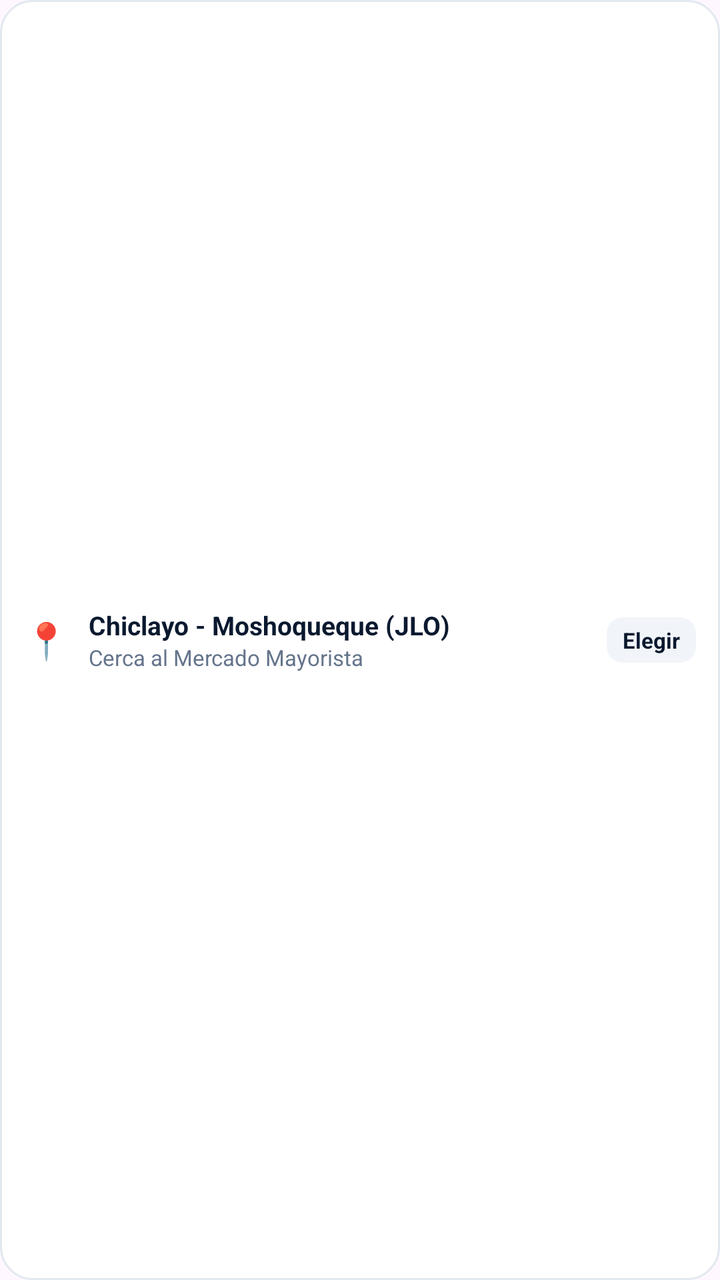
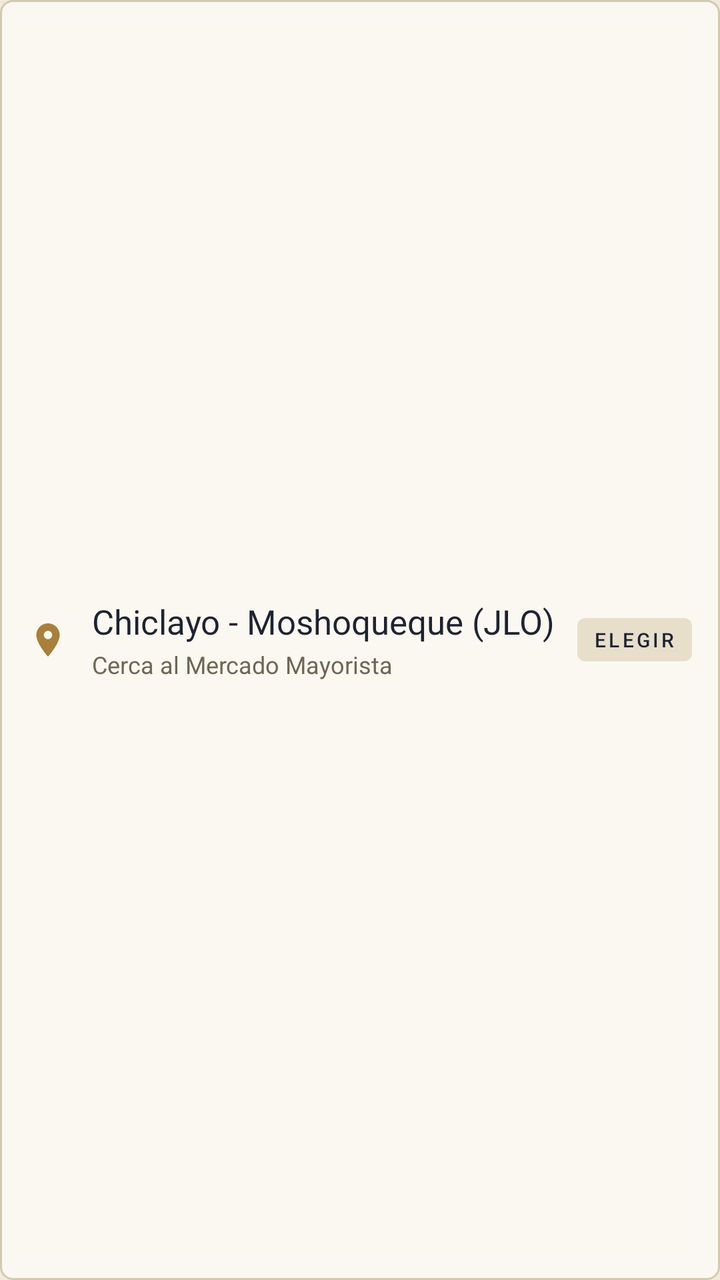

The first picture is an Android layout as it rendered before a commit; the second is the same layout after the commit. The layout source and the unified diff follow.
<!-- AndroidManifest.xml: application theme Theme.ProvedoresChiclayo -->
<!-- res/layout/item_location_option.xml -->
<?xml version="1.0" encoding="utf-8"?>
<LinearLayout xmlns:android="http://schemas.android.com/apk/res/android"
    android:id="@+id/llLocationItemRoot"
    android:layout_width="match_parent"
    android:layout_height="wrap_content"
    android:layout_marginBottom="8dp"
    android:background="@drawable/bg_card_white"
    android:clickable="true"
    android:focusable="true"
    android:gravity="center_vertical"
    android:orientation="horizontal"
    android:padding="12dp">

    <TextView
        android:id="@+id/tvLocationPin"
        android:layout_width="wrap_content"
        android:layout_height="wrap_content"
        android:text="📍"
        android:textSize="18sp" />

    <LinearLayout
        android:layout_width="0dp"
        android:layout_height="wrap_content"
        android:layout_marginStart="10dp"
        android:layout_weight="1"
        android:orientation="vertical">

        <TextView
            android:id="@+id/tvLocationName"
            android:layout_width="wrap_content"
            android:layout_height="wrap_content"
            android:text="Chiclayo - Moshoqueque (JLO)"
            android:textColor="@color/navy_primary"
            android:textSize="13sp"
            android:textStyle="bold" />

        <TextView
            android:id="@+id/tvLocationReference"
            android:layout_width="wrap_content"
            android:layout_height="wrap_content"
            android:text="Cerca al Mercado Mayorista"
            android:textColor="@color/text_secondary"
            android:textSize="11sp" />
    </LinearLayout>

    <TextView
        android:id="@+id/tvLocationStatusBadge"
        android:layout_width="wrap_content"
        android:layout_height="wrap_content"
        android:background="@drawable/bg_pill_gray"
        android:paddingStart="8dp"
        android:paddingTop="4dp"
        android:paddingEnd="8dp"
        android:paddingBottom="4dp"
        android:text="Elegir"
        android:textColor="@color/navy_primary"
        android:textSize="11sp"
        android:textStyle="bold" />

</LinearLayout>
<!-- resources referenced by this layout -->
<resources>
  <color name="navy_primary">#0A192F</color>
  <color name="text_secondary">#64748B</color>
  <!-- drawable bg_card_white (drawable) -->
  <?xml version="1.0" encoding="utf-8"?>
  <shape xmlns:android="http://schemas.android.com/apk/res/android"
      android:shape="rectangle">
      <solid android:color="#FFFFFF" />
      <corners android:radius="16dp" />
      <stroke android:width="1dp" android:color="#E2E8F0" />
  </shape>
  <!-- drawable bg_pill_gray (drawable) -->
  <?xml version="1.0" encoding="utf-8"?>
  <shape xmlns:android="http://schemas.android.com/apk/res/android"
      android:shape="rectangle">
      <solid android:color="#F1F5F9" />
      <corners android:radius="8dp" />
      <padding
          android:left="8dp"
          android:top="4dp"
          android:right="8dp"
          android:bottom="4dp" />
  </shape>
  <style name="Base.Theme.ProvedoresChiclayo" parent="Theme.Material3.Light.NoActionBar">
          <item name="colorPrimary">@color/navy_primary</item>
          <item name="colorOnPrimary">@color/white</item>
          <item name="colorSecondary">@color/gold_accent</item>
          <item name="colorOnSecondary">@color/navy_primary</item>
          <item name="android:statusBarColor">@color/navy_primary</item>
          <item name="android:navigationBarColor">@color/navy_primary</item>
          <item name="android:windowLightStatusBar" tools:targetApi="m">false</item>
      </style>
  <color name="gold_accent">#F59E0B</color>
  <!-- unchanged entries left out for length: 2 -->
</resources>

<!-- the commit's change to res/layout/item_location_option.xml (unified diff, before → after) -->
@@ -1,60 +1,62 @@
 <?xml version="1.0" encoding="utf-8"?>
 <LinearLayout xmlns:android="http://schemas.android.com/apk/res/android"
+    xmlns:app="http://schemas.android.com/apk/res-auto"
     android:id="@+id/llLocationItemRoot"
     android:layout_width="match_parent"
     android:layout_height="wrap_content"
     android:layout_marginBottom="8dp"
-    android:background="@drawable/bg_card_white"
+    android:background="@drawable/bg_paper_card"
     android:clickable="true"
     android:focusable="true"
+    android:foreground="?attr/selectableItemBackground"
     android:gravity="center_vertical"
     android:orientation="horizontal"
-    android:padding="12dp">
+    android:padding="14dp">
 
-    <TextView
+    <ImageView
         android:id="@+id/tvLocationPin"
-        android:layout_width="wrap_content"
-        android:layout_height="wrap_content"
-        android:text="📍"
-        android:textSize="18sp" />
+        android:layout_width="20dp"
+        android:layout_height="20dp"
+        android:contentDescription="@null"
+        android:src="@drawable/ic_place"
+        app:tint="@color/gilt" />
 
     <LinearLayout
         android:layout_width="0dp"
         android:layout_height="wrap_content"
-        android:layout_marginStart="10dp"
+        android:layout_marginStart="12dp"
         android:layout_weight="1"
         android:orientation="vertical">
 
         <TextView
             android:id="@+id/tvLocationName"
+            style="@style/Pv.Headline"
             android:layout_width="wrap_content"
             android:layout_height="wrap_content"
-            android:text="Chiclayo - Moshoqueque (JLO)"
-            android:textColor="@color/navy_primary"
-            android:textSize="13sp"
-            android:textStyle="bold" />
+            android:text="Chiclayo - Moshoqueque (JLO)" />
 
         <TextView
             android:id="@+id/tvLocationReference"
+            style="@style/Pv.Caption"
             android:layout_width="wrap_content"
             android:layout_height="wrap_content"
-            android:text="Cerca al Mercado Mayorista"
-            android:textColor="@color/text_secondary"
-            android:textSize="11sp" />
+            android:layout_marginTop="2dp"
+            android:text="Cerca al Mercado Mayorista" />
     </LinearLayout>
 
     <TextView
         android:id="@+id/tvLocationStatusBadge"
+        style="@style/Pv.Overline"
         android:layout_width="wrap_content"
         android:layout_height="wrap_content"
-        android:background="@drawable/bg_pill_gray"
+        android:layout_marginStart="8dp"
+        android:background="@drawable/bg_pill_rule"
         android:paddingStart="8dp"
         android:paddingTop="4dp"
         android:paddingEnd="8dp"
         android:paddingBottom="4dp"
         android:text="Elegir"
-        android:textColor="@color/navy_primary"
-        android:textSize="11sp"
-        android:textStyle="bold" />
+        android:textColor="@color/ink"
+        android:textSize="10sp" />
 
 </LinearLayout>
<!-- resource entries referenced after the edit -->
@@ -1,37 +1,106 @@
 <!-- resources referenced by this layout -->
 <resources>
-  <color name="navy_primary">#0A192F</color>
-  <color name="text_secondary">#64748B</color>
-  <!-- drawable bg_card_white (drawable) -->
+  <color name="gilt">#A8803B</color>
+  <color name="ink">#1E2331</color>
+  <!-- drawable bg_paper_card (drawable) -->
   <?xml version="1.0" encoding="utf-8"?>
   <shape xmlns:android="http://schemas.android.com/apk/res/android"
       android:shape="rectangle">
-      <solid android:color="#FFFFFF" />
-      <corners android:radius="16dp" />
-      <stroke android:width="1dp" android:color="#E2E8F0" />
+      <solid android:color="@color/paper_surface" />
+      <corners android:radius="6dp" />
+      <stroke android:width="1dp" android:color="@color/rule" />
   </shape>
-  <!-- drawable bg_pill_gray (drawable) -->
+  <!-- drawable bg_pill_rule (drawable) -->
   <?xml version="1.0" encoding="utf-8"?>
   <shape xmlns:android="http://schemas.android.com/apk/res/android"
       android:shape="rectangle">
-      <solid android:color="#F1F5F9" />
-      <corners android:radius="8dp" />
-      <padding
-          android:left="8dp"
-          android:top="4dp"
-          android:right="8dp"
-          android:bottom="4dp" />
+      <solid android:color="@color/paper_deep" />
+      <corners android:radius="4dp" />
   </shape>
+  <!-- drawable ic_place (drawable) -->
+  <?xml version="1.0" encoding="utf-8"?>
+  <vector xmlns:android="http://schemas.android.com/apk/res/android"
+      android:width="24dp"
+      android:height="24dp"
+      android:viewportWidth="24"
+      android:viewportHeight="24"
+      android:tint="?attr/colorControlNormal">
+      <path
+          android:fillColor="#FF000000"
+          android:pathData="M12,2C8.13,2 5,5.13 5,9c0,5.25 7,13 7,13s7,-7.75 7,-13c0,-3.87 -3.13,-7 -7,-7zM12,11.5c-1.38,0 -2.5,-1.12 -2.5,-2.5s1.12,-2.5 2.5,-2.5 2.5,1.12 2.5,2.5 -1.12,2.5 -2.5,2.5z" />
+  </vector>
+  <style name="Pv.Caption">
+          <item name="android:textSize">12sp</item>
+          <item name="android:textColor">@color/ink_muted</item>
+      </style>
+  <style name="Pv.Headline">
+          <item name="android:fontFamily">@font/ebgaramond_semibold</item>
+          <item name="android:textSize">17sp</item>
+          <item name="android:textColor">@color/ink</item>
+      </style>
+  <style name="Pv.Overline">
+          <item name="android:fontFamily">sans-serif-medium</item>
+          <item name="android:textSize">11sp</item>
+          <item name="android:textColor">@color/ink_muted</item>
+          <item name="android:textAllCaps">true</item>
+          <item name="android:letterSpacing">0.14</item>
+      </style>
+  <color name="paper_surface">#FBF8F1</color>
+  <color name="rule">#D3C8B0</color>
+  <color name="paper_deep">#E8DFCB</color>
+  <color name="ink_muted">#6E6755</color>
   <style name="Base.Theme.ProvedoresChiclayo" parent="Theme.Material3.Light.NoActionBar">
-          <item name="colorPrimary">@color/navy_primary</item>
-          <item name="colorOnPrimary">@color/white</item>
-          <item name="colorSecondary">@color/gold_accent</item>
-          <item name="colorOnSecondary">@color/navy_primary</item>
-          <item name="android:statusBarColor">@color/navy_primary</item>
-          <item name="android:navigationBarColor">@color/navy_primary</item>
-          <item name="android:windowLightStatusBar" tools:targetApi="m">false</item>
+          <item name="colorPrimary">@color/ink</item>
+          <item name="colorOnPrimary">@color/paper_on_ink</item>
+          <item name="colorPrimaryContainer">@color/paper_deep</item>
+          <item name="colorOnPrimaryContainer">@color/ink</item>
+  
+          <item name="colorSecondary">@color/gilt</item>
+          <item name="colorOnSecondary">@color/white</item>
+          <item name="colorSecondaryContainer">@color/gilt_soft</item>
+          <item name="colorOnSecondaryContainer">@color/gilt_dark</item>
+  
+          <item name="colorTertiary">@color/sage</item>
+          <item name="colorError">@color/stamp</item>
+  
+          <item name="colorSurface">@color/paper_surface</item>
+          <item name="colorOnSurface">@color/ink</item>
+          <item name="colorSurfaceVariant">@color/paper_deep</item>
+          <item name="colorOnSurfaceVariant">@color/ink_muted</item>
+          <item name="colorSurfaceInverse">@color/ink</item>
+          <item name="colorOnSurfaceInverse">@color/paper_on_ink</item>
+  
+          <item name="colorOutline">@color/rule_strong</item>
+          <item name="colorOutlineVariant">@color/rule</item>
+          <item name="colorControlHighlight">@color/ripple_ink</item>
+  
+          <item name="android:colorBackground">@color/paper_bg</item>
+          <item name="android:windowBackground">@drawable/bg_paper</item>
+          <item name="android:statusBarColor">@color/paper_bg</item>
+          <item name="android:navigationBarColor">@color/paper_bg</item>
+          <item name="android:windowLightStatusBar">true</item>
+          <item name="android:windowLightNavigationBar" tools:targetApi="27">true</item>
       </style>
-  <color name="gold_accent">#F59E0B</color>
+  <color name="paper_on_ink">#F7F2E7</color>
+  <color name="gilt_soft">#F1E6CC</color>
+  <color name="gilt_dark">#6B4F17</color>
+  <color name="sage">#3B6A50</color>
+  <color name="stamp">#9E3B2B</color>
+  <color name="rule_strong">#9C917A</color>
+  <color name="ripple_ink">#1F1E2331</color>
+  <color name="paper_bg">#F2ECDF</color>
+  <!-- drawable bg_paper (drawable) -->
+  <?xml version="1.0" encoding="utf-8"?>
+  <layer-list xmlns:android="http://schemas.android.com/apk/res/android">
+      <item android:drawable="@color/paper_bg" />
+      <item>
+          <bitmap
+              android:src="@drawable/paper_texture"
+              android:tileMode="repeat"
+              android:gravity="fill" />
+      </item>
+  </layer-list>
+  <!-- drawable paper_texture: png bitmap (drawable-nodpi, 32908 bytes) -->
   <!-- unchanged entries left out for length: 2 -->
 </resources>
 
